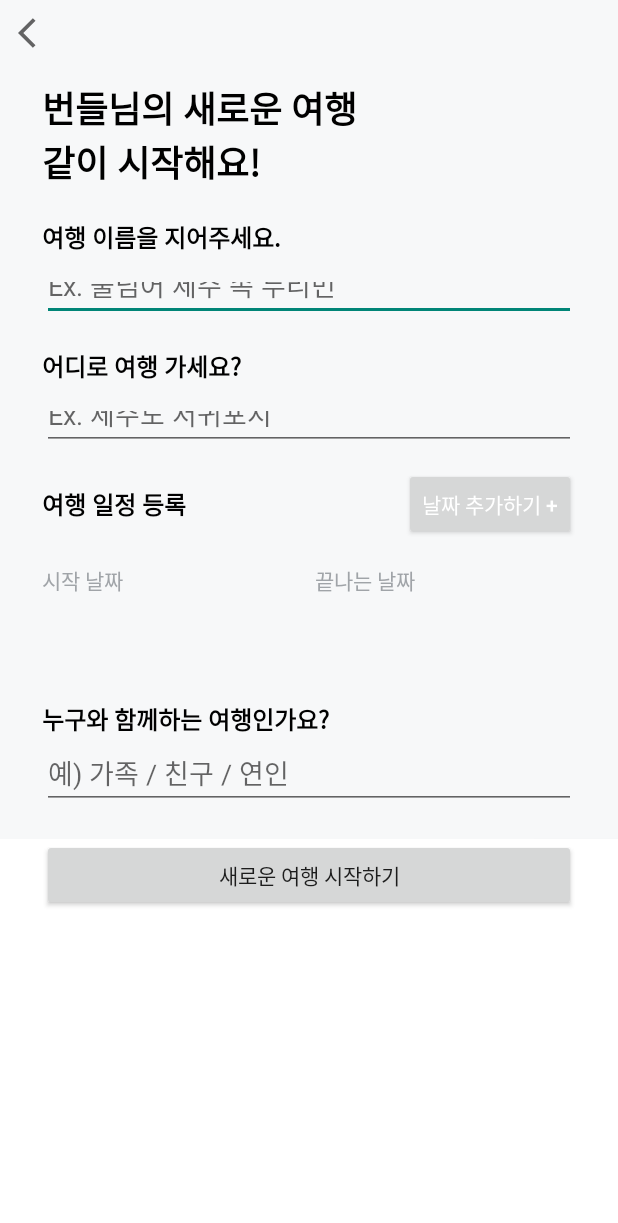
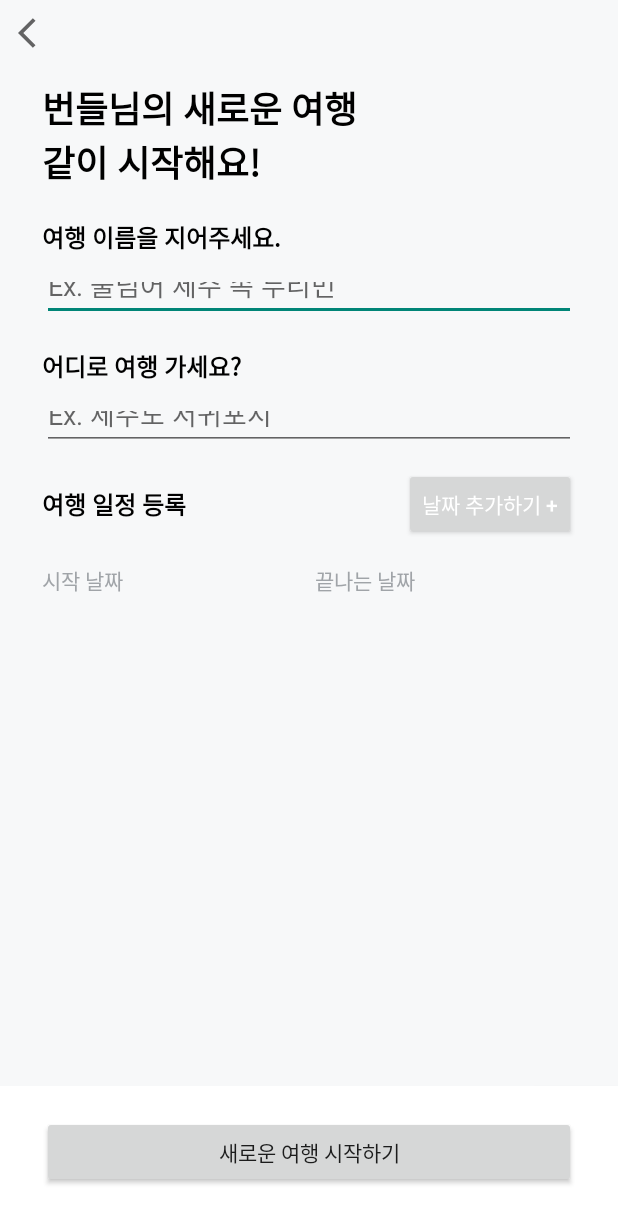
Before and after one commit to TeamDooRiBon/DooRi-Android, an Android app: the screen it shows after launch (AddTravelActivity), on a phone screen of 412 x 824 dp. Shown: the top 1223 px of the screen. Run offline under Robolectric (Android 15) with nearby library versions, the phone set to English and light mode, and no system bars; our stand-ins replace data binding.

Commit message:
[DESIGN] #4 - 동행인원 추가 View 삭제
- Figma에서 없어짐.

```diff
--- a/app/src/main/res/layout/activity_new_travel.xml
+++ b/app/src/main/res/layout/activity_new_travel.xml
@@ -154,45 +154,23 @@
             app:layout_constraintTop_toTopOf="@id/tv_start_date"
             tools:text="333" />
 
-        <TextView
-            android:id="@+id/tv_travel_people"
-            android:layout_width="wrap_content"
-            android:layout_height="wrap_content"
-            android:layout_marginTop="30dp"
-            android:text="@string/travel_people"
-            android:textColor="@color/black"
-            android:textSize="16sp"
-            android:textStyle="bold"
-            app:layout_constraintStart_toStartOf="@id/tv_start_new_travel"
-            app:layout_constraintTop_toBottomOf="@id/tv_start_date"
-            tools:text="누구와 함께하는 여행인가요?" />
-
-
-        <EditText
-            android:id="@+id/et_with_who"
-            android:layout_width="0dp"
-            android:layout_height="wrap_content"
-            android:hint="@string/travel_people_example"
-            app:layout_constraintEnd_toEndOf="@id/et_travel_name"
-            app:layout_constraintStart_toStartOf="@id/tv_start_new_travel"
-            app:layout_constraintTop_toBottomOf="@id/tv_travel_people" />
-
         <androidx.constraintlayout.widget.ConstraintLayout
             android:layout_width="0dp"
-            android:layout_height="0dp"
+            android:layout_height="100dp"
             android:layout_marginTop="20dp"
             android:background="@color/white"
             android:elevation="1dp"
             app:layout_constraintBottom_toBottomOf="parent"
             app:layout_constraintEnd_toEndOf="parent"
             app:layout_constraintStart_toStartOf="parent"
-            app:layout_constraintTop_toBottomOf="@id/et_with_who">
+            >
 
             <Button
                 android:id="@+id/bt_start_new_travel"
                 android:layout_width="0dp"
                 android:layout_height="wrap_content"
                 android:layout_marginHorizontal="28dp"
+                android:layout_marginTop="20dp"
                 android:text="@string/build_new_travel"
                 app:layout_constraintEnd_toEndOf="parent"
                 app:layout_constraintStart_toStartOf="parent"
```
